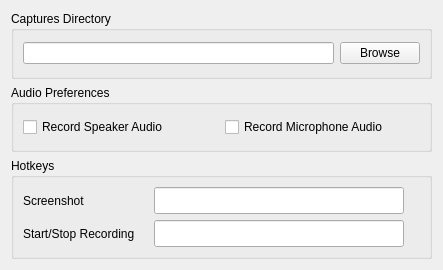
This is src/gui/main_window/buttons/settings_button/settings_window/SettingsWindow.ui in ephell/ClipIt-Screen-Capture-App as Qt 5 draws it before an edit. The edited form follows.
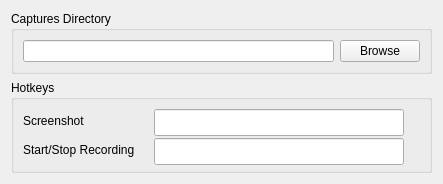
This is the edited form. Custom widgets are drawn as their Qt base class.

Commit message: Remove audio preferences and record speaker audio by default

```diff
--- a/src/gui/main_window/buttons/settings_button/settings_window/SettingsWindow.ui
+++ b/src/gui/main_window/buttons/settings_button/settings_window/SettingsWindow.ui
@@ -7,19 +7,19 @@
     <x>0</x>
     <y>0</y>
     <width>443</width>
-    <height>270</height>
+    <height>184</height>
    </rect>
   </property>
   <property name="minimumSize">
    <size>
     <width>443</width>
-    <height>270</height>
+    <height>184</height>
    </size>
   </property>
   <property name="maximumSize">
    <size>
     <width>443</width>
-    <height>270</height>
+    <height>184</height>
    </size>
   </property>
   <property name="windowTitle">
@@ -52,32 +52,6 @@
      </layout>
     </widget>
    </item>
-   <item>
-    <widget class="QGroupBox" name="audio_preferences_group_box">
-     <property name="title">
-      <string>Audio Preferences</string>
-     </property>
-     <layout class="QHBoxLayout" name="horizontalLayout_2">
-      <item>
-       <widget class="RecordSpeakerAudioCheckBox" name="record_speaker_audio_check_box">
-        <property name="enabled">
-         <bool>true</bool>
-        </property>
-        <property name="text">
-         <string>Record Speaker Audio</string>
-        </property>
-       </widget>
-      </item>
-      <item>
-       <widget class="RecordMicrophoneAudioCheckBox" name="record_microphone_audio_checkbox">
-        <property name="text">
-         <string>Record Microphone Audio</string>
-        </property>
-       </widget>
-      </item>
-     </layout>
-    </widget>
-   </item>
    <item>
     <widget class="QGroupBox" name="hotkeys_group_box">
      <property name="title">
@@ -210,16 +184,6 @@
   </layout>
  </widget>
  <customwidgets>
-  <customwidget>
-   <class>RecordSpeakerAudioCheckBox</class>
-   <extends>QCheckBox</extends>
-   <header>.audio_preferences.record_speaker_audio_check_box</header>
-  </customwidget>
-  <customwidget>
-   <class>RecordMicrophoneAudioCheckBox</class>
-   <extends>QCheckBox</extends>
-   <header>.audio_preferences.record_microphone_audio_check_box</header>
-  </customwidget>
   <customwidget>
    <class>ScreenshotLineEdit</class>
    <extends>QLineEdit</extends>
```
The commit also changes 6 other files.
